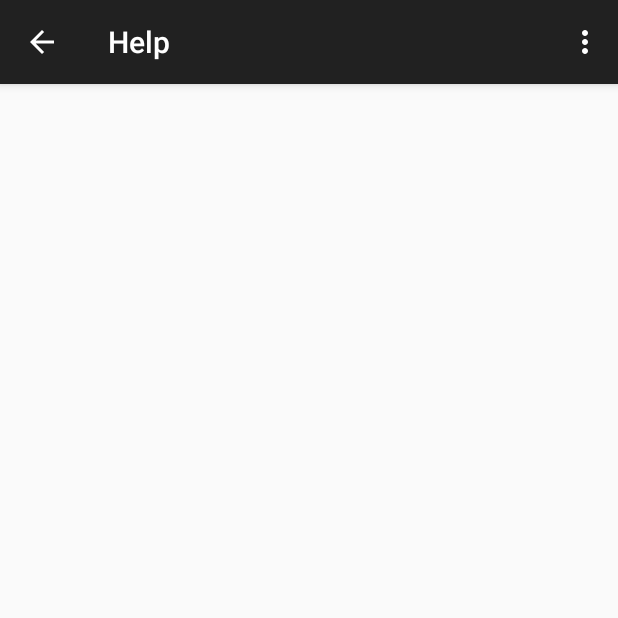
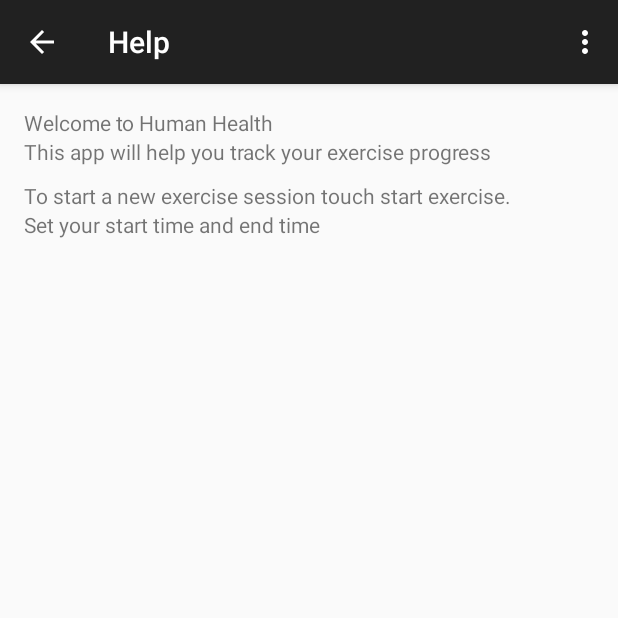
Before and after one commit to brandt1990/ProjectFittness, an Android app: the HelpActivity screen opened directly, with no data from a screen before it, on a phone screen of 412 x 824 dp, the top half of it. Run offline under Robolectric (Android 15) with nearby library versions, the phone set to English and light mode, and no system bars.

Commit message:
Help started Summery updated to better use screen space on tablets

```diff
--- a/app/src/main/res/layout/activity_help.xml
+++ b/app/src/main/res/layout/activity_help.xml
@@ -8,4 +8,49 @@
     android:paddingTop="@dimen/activity_vertical_margin"
     tools:context=".HelpActivity">
 
+    <ScrollView
+        android:layout_width="fill_parent"
+        android:layout_height="wrap_content"
+        android:id="@+id/scrollView2"
+        android:layout_alignParentTop="true"
+        android:layout_alignParentStart="true" >
+
+        <LinearLayout
+            android:layout_width="fill_parent"
+            android:layout_height="fill_parent"
+            android:orientation="vertical"
+            android:id="@+id/linearLayout">
+
+            <TextView
+                android:layout_width="fill_parent"
+                android:layout_height="wrap_content"
+                android:text="Welcome to Human Health"
+                android:id="@+id/textView2"
+                android:layout_below="@+id/linearLayout" />
+
+            <TextView
+                android:layout_width="fill_parent"
+                android:layout_height="wrap_content"
+                android:text="This app will help you track your exercise progress"
+                android:id="@+id/textView3"
+                android:layout_below="@+id/textView2"/>
+
+            <TextView
+                android:layout_width="fill_parent"
+                android:layout_height="wrap_content"
+                android:text="To start a new exercise session touch start exercise."
+                android:id="@+id/textView4"
+                android:layout_below="@+id/textView3"
+                android:layout_marginTop="10dp"/>
+
+            <TextView
+                android:layout_width="fill_parent"
+                android:layout_height="wrap_content"
+                android:text="Set your start time and end time "/>
+
+
+    </LinearLayout>
+</ScrollView>
+
+
 </RelativeLayout>
--- a/app/src/main/res/layout/activity_user_summary.xml
+++ b/app/src/main/res/layout/activity_user_summary.xml
@@ -17,10 +17,11 @@
         <LinearLayout
             android:id="@+id/linearLayout"
             android:layout_width="match_parent"
-            android:layout_height="wrap_content"
+            android:layout_height="fill_parent"
             android:gravity="center"
             android:minHeight="300dp"
-            android:orientation="vertical">
+            android:orientation="vertical"
+            android:layout_above="@+id/linearLayout2">
 
             <TableLayout
                 android:layout_width="match_parent"
@@ -112,7 +113,7 @@
             <ScrollView
                 android:id="@+id/scrollView"
                 android:layout_width="fill_parent"
-                android:layout_height="100dp">
+                android:layout_height="fill_parent">
 
                 <TableLayout
                     android:layout_width="match_parent"
@@ -338,7 +339,8 @@
             android:layout_alignParentBottom="true"
             android:layout_alignParentStart="true"
             android:orientation="vertical"
-            android:padding="20dp">
+            android:padding="20dp"
+            android:id="@+id/linearLayout2">
 
             <Button
                 android:id="@+id/btnPlayMusic"
```
